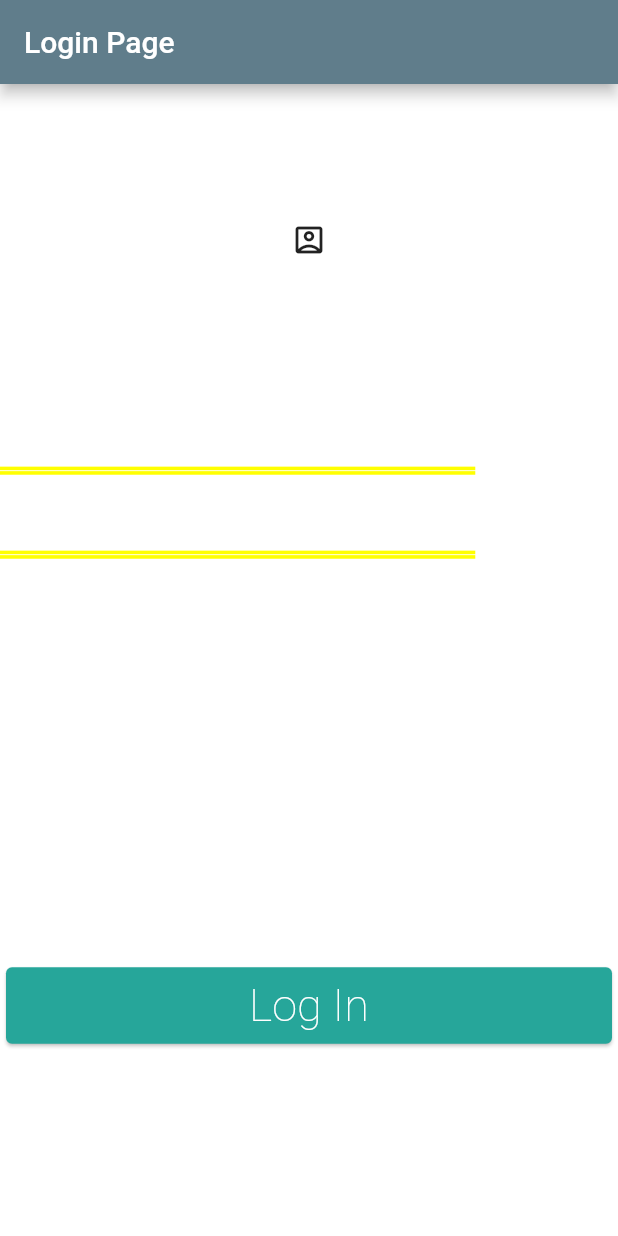
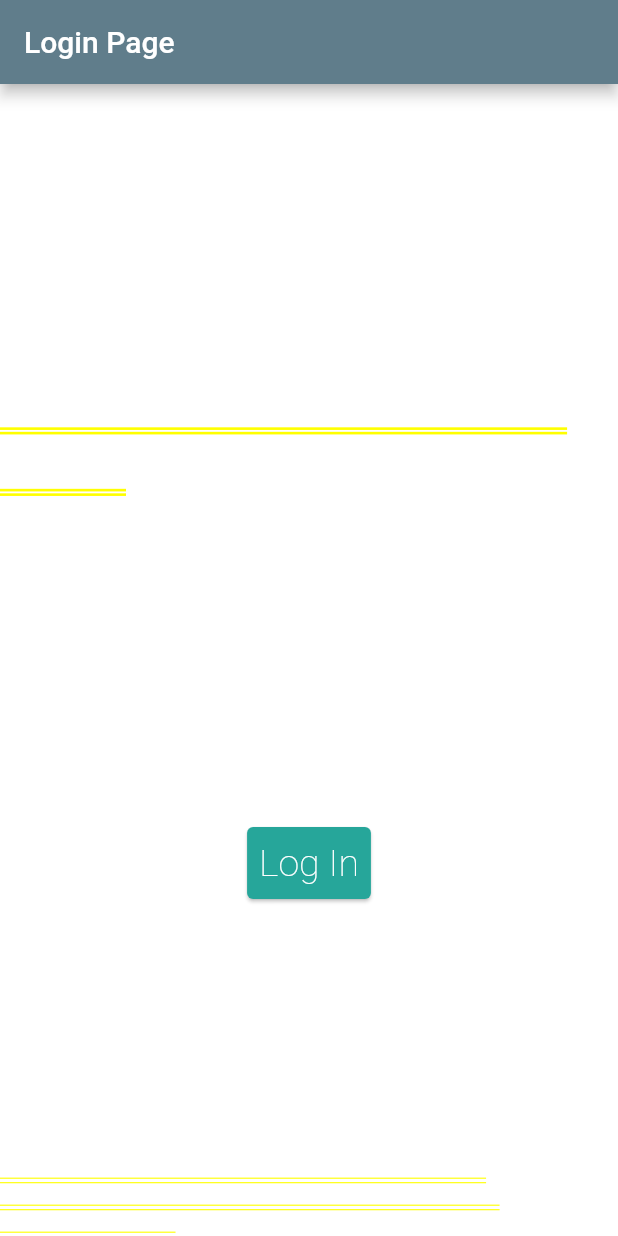
Before and after one commit to gravfu/ImgurClient.Flutter.Android, a Flutter app: the screen it shows after launch, on a phone screen of 412 x 824 dp. Run offline on Flutter 3.47's test engine with Material 2 defaults, Android fonts, the phone set to English and light mode, and no system bars; our stand-ins replace image_picker; missing offline and left inert: flutter_web_auth, imgur.

Commit message:
[MOD] Upgraded more parts of the UI for ConnectionPage

```diff
--- a/epicture/lib/main.dart
+++ b/epicture/lib/main.dart
@@ -1,7 +1,7 @@
 import 'pages/NavBar.dart';
 import 'pages/ConnectImgur.dart';
 import 'package:flutter/material.dart';
-import 'package:flutter/foundation.dart';
+//import 'package:flutter/foundation.dart';
 
 class MyApp extends StatelessWidget {
   @override
--- a/epicture/lib/pages/ConnectImgur.dart
+++ b/epicture/lib/pages/ConnectImgur.dart
@@ -1,6 +1,6 @@
 import 'package:flutter/material.dart';
 import 'package:flutter/services.dart';
-import 'package:flutter/foundation.dart';
+//import 'package:flutter/foundation.dart';
 
 import 'package:flutter_web_auth/flutter_web_auth.dart';
 
@@ -16,6 +16,7 @@ class ConnectApp extends StatefulWidget {
 }
 
 class _MyAppState extends State<ConnectApp> {
+  // ignore: unused_field
   String _status = '';
   String _clientID = '6acf662630ca71d';
   final _callbackUrlScheme = 'com.example.epicture://success';
@@ -62,23 +63,31 @@ class _MyAppState extends State<ConnectApp> {
               title: Text("Login Page"),
               backgroundColor: Colors.blueGrey,
             ),
-            Icon(Icons.account_box_outlined),
+            Icon(
+              Icons.browser_not_supported,
+              size: 60,
+              color: Colors.white,
+            ),
             Text(
               'You are not logged in :',
-              style: TextStyle(color: Colors.white),
+              style: TextStyle(
+                color: Colors.white,
+                fontWeight: FontWeight.w100,
+                fontSize: 35,
+              ),
             ),
             const SizedBox(height: 80),
-            Card(
-              color: Colors.teal[400],
-              child: Row(
-                mainAxisAlignment: MainAxisAlignment.spaceEvenly,
-                children: <Widget>[
-                  TextButton(
+            Row(
+              mainAxisAlignment: MainAxisAlignment.center,
+              children: <Widget>[
+                Card(
+                  color: Colors.teal[400],
+                  child: TextButton(
                     child: Text(
                       'Log In',
                       style: TextStyle(
                         color: Colors.white,
-                        fontSize: 30,
+                        fontSize: 25,
                         fontWeight: FontWeight.w200,
                       ),
                     ),
@@ -86,10 +95,18 @@ class _MyAppState extends State<ConnectApp> {
                       this.authenticate();
                     },
                   ),
-                ],
+                ),
+              ],
+            ),
+            Padding(padding: EdgeInsets.all(16.0)),
+            Text(
+              'By logging in you accept the Terms & conditions of imgur found at https://imgur.com/tos',
+              style: TextStyle(
+                color: Colors.white,
+                fontWeight: FontWeight.w100,
+                fontSize: 15,
               ),
             ),
-            Padding(padding: EdgeInsets.all(16.0)),
           ],
         ),
       ),
--- a/epicture/lib/widget/UploadCart.dart
+++ b/epicture/lib/widget/UploadCart.dart
@@ -34,7 +34,9 @@ class _UploadPage extends State<UploadPage> {
     return Scaffold(
       appBar: AppBar(
         title: Text('Image Picker Example'),
+        backgroundColor: Colors.blueGrey,
       ),
+      backgroundColor: Colors.grey[850],
       body: Center(
         child: _image == null ? Text('No image selected.') : Image.file(_image),
       ),
```
Also changed, not shown: 1 other file.
